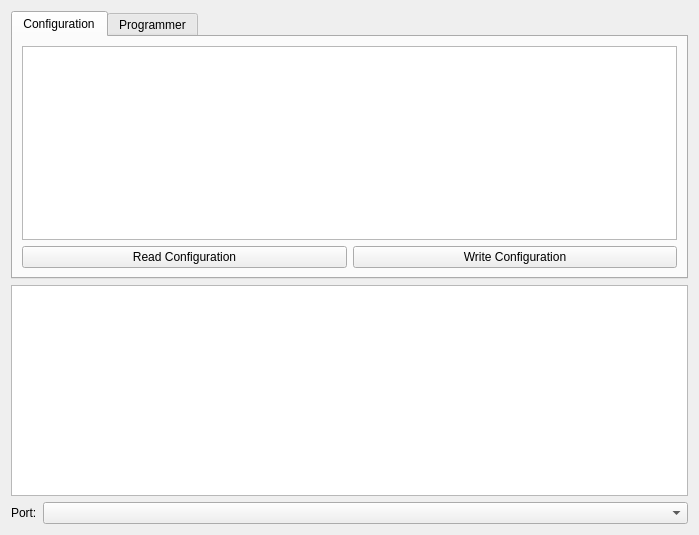
tschabo/esc-tool-for-blheli, file cesctoolgui.ui: the form before one commit.
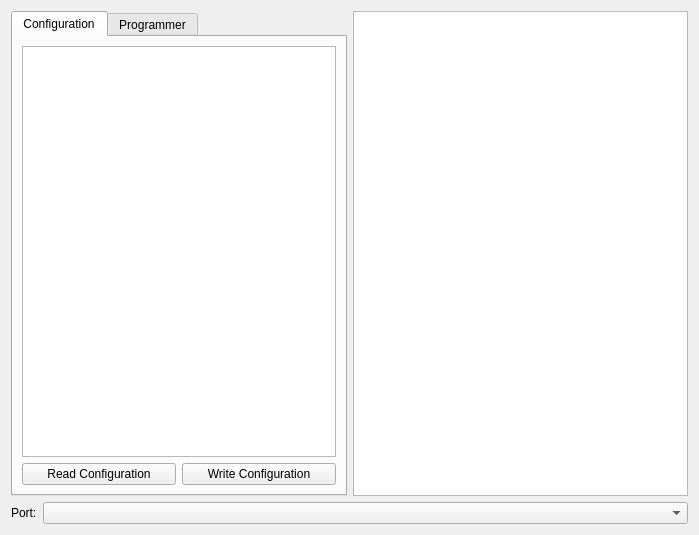
The form after the commit. The open tabs and pages were chosen to show the change.

Commit message: differetiation beween win and linux at enumeration for serial ports

```diff
--- a/cesctoolgui.ui
+++ b/cesctoolgui.ui
@@ -15,6 +15,8 @@
   </property>
   <layout class="QVBoxLayout" name="verticalLayout">
    <item>
+    <layout class="QHBoxLayout" name="horizontalLayout_3">
+     <item>
     <widget class="QTabWidget" name="c_pTabs">
      <property name="minimumSize">
       <size>
@@ -112,6 +114,8 @@
    </item>
    <item>
     <widget class="QTextBrowser" name="textBrowser"/>
+     </item>
+    </layout>
    </item>
    <item>
     <layout class="QHBoxLayout" name="horizontalLayout_2">
```
Left out of the diff: 2 changed lines with no effect on the pictures. Lines whose indentation alone changed are shown as unchanged. The commit also changes 1 other file.
